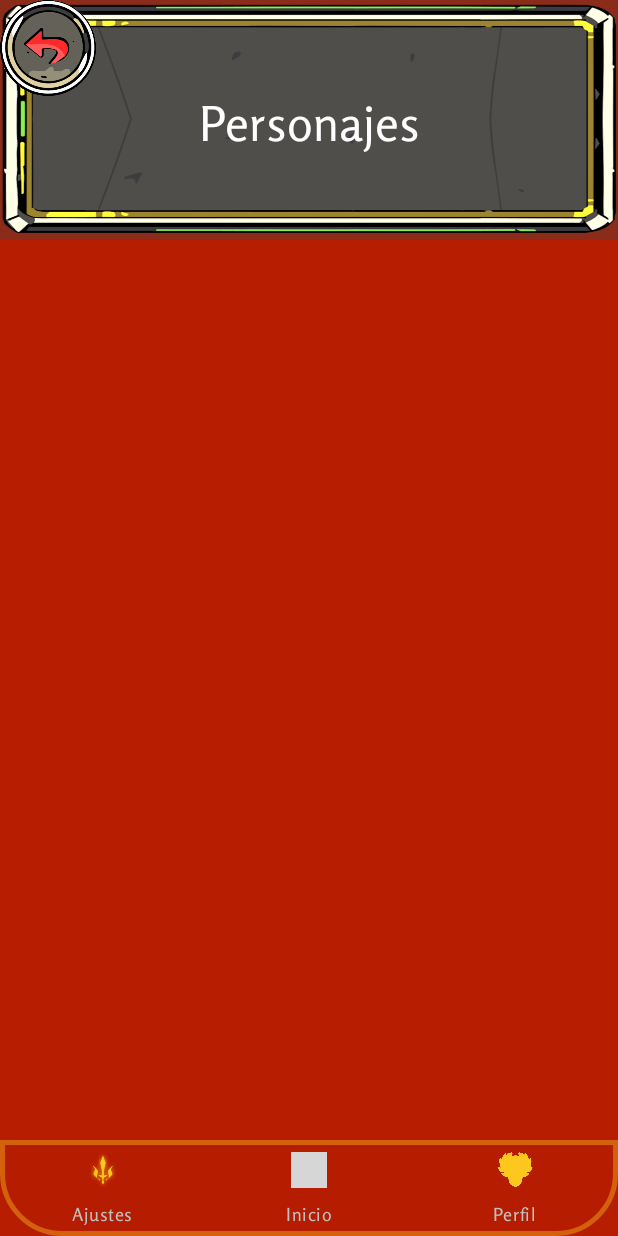
After one commit to Bueurro/HadesApp, an Android app: the PersonajesFragment screen opened through its navigation route, on a phone screen of 412 x 824 dp. The commit adds this screen. Run offline under Robolectric (Android 15) with nearby library versions, the phone set to English and light mode, and no system bars; our stand-ins replace Firebase (no records; nobody signed in at launch, a user with empty details on screens opened directly), navigation-ui; grey boxes are pictures that could not be loaded.

Commit message:
HadesApp-0.7 Viajes de fragments hechos y estables. Menú arreglado

```diff
--- a/app/build.gradle.kts
+++ b/app/build.gradle.kts
@@ -44,11 +44,16 @@ android {
 }
 
 dependencies {
+    val nav_version = "2.7.4"
 
     implementation("androidx.core:core-ktx:1.12.0")
     implementation("androidx.appcompat:appcompat:1.6.1")
     implementation("com.google.android.material:material:1.10.0")
     implementation("androidx.constraintlayout:constraintlayout:2.1.4")
+
+    // Navegation Component
+    implementation("androidx.navigation:navigation-fragment-ktx:$nav_version")
+    implementation("androidx.navigation:navigation-ui-ktx:$nav_version")
 
     // Firebase
     implementation(platform("com.google.firebase:firebase-bom:32.4.0"))
--- a/app/src/main/java/com/example/hadesapp/views/PersonajesActivity.kt
+++ b/app/src/main/java/com/example/hadesapp/views/PersonajesActivity.kt
@@ -29,7 +29,6 @@ class PersonajesActivity : AppCompatActivity(), OnClickListener {
         setContentView(binding.root)
 
         // INICIALIZAR
-
         personajeAdapter = PersonajeAdapter(emptyList(), this)
         linearLayoutManager = LinearLayoutManager(this)
 
--- /dev/null
+++ b/app/src/main/java/com/example/hadesapp/views/fragments/PersonajesFragment.kt
@@ -0,0 +1,91 @@
+package com.example.hadesapp.views.fragments
+
+import android.os.Bundle
+import androidx.fragment.app.Fragment
+import android.view.LayoutInflater
+import android.view.View
+import android.view.ViewGroup
+import android.widget.Toast
+import androidx.navigation.fragment.findNavController
+import androidx.recyclerview.widget.LinearLayoutManager
+import androidx.recyclerview.widget.RecyclerView
+import com.example.hadesapp.R
+import com.example.hadesapp.controllers.OnClickListener
+import com.example.hadesapp.controllers.PersonajeAdapter
+import com.example.hadesapp.databinding.FragmentPersonajesBinding
+import com.example.hadesapp.models.Personaje
+import com.google.firebase.firestore.ktx.firestore
+import com.google.firebase.ktx.Firebase
+import java.util.concurrent.LinkedBlockingQueue
+
+
+class PersonajesFragment : Fragment(), OnClickListener {
+
+    private lateinit var binding: FragmentPersonajesBinding
+    private var mContext = this.context
+    private lateinit var personajeAdapter: PersonajeAdapter
+    private lateinit var linearLayoutManager: RecyclerView.LayoutManager
+    private val db = Firebase.firestore
+
+    override fun onClick(personaje: Personaje, position: Int) {
+        Toast.makeText(this.context, "${personaje.id}: ${personaje.toString()}", Toast.LENGTH_SHORT).show()
+    }
+    override fun onCreateView(inflater: LayoutInflater, container: ViewGroup?,savedInstanceState: Bundle?): View? {
+         binding = FragmentPersonajesBinding.inflate(inflater, container, false)
+
+        // INICIALIZAR
+        personajeAdapter = PersonajeAdapter(emptyList(), this)
+        linearLayoutManager = LinearLayoutManager(mContext)
+
+        // RECYCLEVIEW
+        binding.rvPersonajes.apply {
+            layoutManager = linearLayoutManager
+            adapter = personajeAdapter
+        }
+
+        binding.imgBtnVolver.setOnClickListener{
+            findNavController().navigate(R.id.action_personajesFragment_to_mainFragment)
+        }
+
+        // Llama a la función para obtener los personajes
+        getPersonaje { personajes ->
+            // Actualiza el adaptador con los personajes obtenidos
+            personajeAdapter.updateData(personajes)
+        }
+
+        return binding.root
+    }
+
+    private fun getPersonaje(callback: (List<Personaje>) -> Unit) {
+        val progressBar = binding.progressBar
+        progressBar.visibility = View.VISIBLE
+        val db = Firebase.firestore
+        val listaPersonajes = mutableListOf<Personaje>()
+        val queue = LinkedBlockingQueue<MutableList<Personaje>>()
+        Thread {
+            db.collection("Personajes").get().addOnCompleteListener { task ->
+                if (task.isSuccessful) {
+                    progressBar.visibility = View.GONE
+                    for (document in task.result!!) {
+                        val id = document.id
+                        val nombre = document.getString("Nombre") ?: ""
+                        val categoria = document.getString("Categoria") ?: ""
+                        val titulo = document.getString("Titulo") ?: ""
+                        val regaloBendicion = document.getString("RegaloBendicion") ?: ""
+                        val foto = document.getString("Foto") ?: ""
+                        val descripcion = document.getString("Descripcion") ?: ""
+
+                        val personaje = Personaje(id, nombre, categoria, titulo, regaloBendicion, foto, descripcion)
+                        listaPersonajes.add(personaje)
+                    }
+                    queue.add(listaPersonajes)
+                    callback(queue.take())
+                } else {
+                    // Manejar el error de la consulta a Firestore aquí
+                    callback(emptyList())
+                }
+            }
+        }.start()
+    }
+
+}
--- a/app/src/main/res/layout/activity_main.xml
+++ b/app/src/main/res/layout/activity_main.xml
@@ -5,31 +5,24 @@
     xmlns:tools="http://schemas.android.com/tools"
     android:layout_width="match_parent"
     android:layout_height="match_parent"
-    tools:context=".views.MainActivity">
+    tools:context=".views.MainActivity"
+    android:background="@color/rojo_hades">
 
-    <FrameLayout
-        android:layout_width="match_parent"
-        android:layout_height="match_parent"
-        android:id="@+id/frame_container">
-
-        <ImageView
-            android:id="@+id/imagen1"
-            android:layout_width="match_parent"
-            android:layout_height="match_parent"
-            android:scaleType="centerCrop"
-            android:src="@drawable/habitacionzagreo" />
-
-                <LinearLayout
-                    android:layout_width="match_parent"
-                    android:layout_height="match_parent"
-                    android:background="#63000000"
-                    android:gravity="center"
-                    android:orientation="vertical">
+    <androidx.fragment.app.FragmentContainerView
+        android:id="@+id/hostFragmentManager"
+        android:name="androidx.navigation.fragment.NavHostFragment"
+        android:layout_width="0dp"
+        android:layout_height="0dp"
+        app:layout_constraintStart_toStartOf="parent"
+        app:layout_constraintEnd_toEndOf="parent"
+        app:layout_constraintBottom_toBottomOf="parent"
+        app:layout_constraintTop_toTopOf="parent"
+        app:defaultNavHost="true"
+        app:navGraph="@navigation/main_graph">
 
 
-                </LinearLayout>
 
-    </FrameLayout>
+    </androidx.fragment.app.FragmentContainerView>
 
     <com.google.android.material.bottomnavigation.BottomNavigationView
         android:id="@+id/top_menu"
--- /dev/null
+++ b/app/src/main/res/layout/fragment_personajes.xml
@@ -0,0 +1,74 @@
+<?xml version="1.0" encoding="utf-8"?>
+<androidx.constraintlayout.widget.ConstraintLayout xmlns:android="http://schemas.android.com/apk/res/android"
+    xmlns:tools="http://schemas.android.com/tools"
+    android:layout_width="match_parent"
+    android:layout_height="wrap_content"
+    xmlns:app="http://schemas.android.com/apk/res-auto"
+    tools:context=".views.fragments.PersonajesFragment"
+    android:background="@color/rojo_hades">
+
+    <LinearLayout
+        android:layout_width="match_parent"
+        android:layout_height="wrap_content"
+        android:gravity="center"
+        android:orientation="vertical"
+        android:background="#61434343"
+        app:layout_constraintEnd_toEndOf="parent"
+        app:layout_constraintStart_toStartOf="parent"
+        app:layout_constraintTop_toTopOf="parent"
+        >
+
+        <androidx.constraintlayout.widget.ConstraintLayout
+            android:layout_width="match_parent"
+            android:layout_height="1in"
+            android:gravity="center"
+            android:orientation="vertical"
+            android:background="@drawable/img_marco1080">
+
+
+            <ImageButton
+                android:id="@+id/imgBtnVolver"
+                android:layout_width="@dimen/common_back_max"
+                android:layout_height="@dimen/common_back_max"
+                android:background="@android:color/transparent"
+                android:scaleType="centerCrop"
+                android:src="@drawable/img_volver_ic"
+                app:layout_constraintStart_toStartOf="parent"
+                app:layout_constraintTop_toTopOf="parent" />
+
+            <TextView
+                android:id="@+id/txtTest"
+                android:layout_width="wrap_content"
+                android:layout_height="wrap_content"
+                android:fontFamily="@font/rosario"
+                android:text="Personajes"
+                android:textColor="@color/white"
+                android:textSize="32sp"
+                app:layout_constraintBottom_toBottomOf="parent"
+                app:layout_constraintEnd_toEndOf="parent"
+                app:layout_constraintStart_toStartOf="parent"
+                app:layout_constraintTop_toTopOf="parent" />
+
+        </androidx.constraintlayout.widget.ConstraintLayout>
+
+        <ProgressBar
+            android:id="@+id/progressBar"
+            android:layout_width="wrap_content"
+            android:layout_height="wrap_content"
+            android:layout_centerInParent="true"
+            android:visibility="gone" />
+
+        <androidx.recyclerview.widget.RecyclerView
+            android:id="@+id/rvPersonajes"
+            android:layout_width="match_parent"
+            android:layout_height="wrap_content"
+            tools:listitem="@layout/item_personajes"
+
+            >
+
+
+        </androidx.recyclerview.widget.RecyclerView>
+
+    </LinearLayout>
+
+</androidx.constraintlayout.widget.ConstraintLayout>
--- a/app/src/main/res/menu/top_menu.xml
+++ b/app/src/main/res/menu/top_menu.xml
@@ -2,15 +2,15 @@
 <menu xmlns:android="http://schemas.android.com/apk/res/android">
 
     <item
-        android:id="@+id/topAjustes"
+        android:id="@+id/settingsFragment"
         android:title="@string/Ajustes"
         android:icon="@drawable/img_ares_boond"/>
     <item
-        android:id="@+id/topHome"
+        android:id="@+id/mainFragment"
         android:title="@string/Inicio"
         android:icon="@drawable/img_personajes_logo2"/>
     <item
-        android:id="@+id/topPerfil"
+        android:id="@+id/perfilFragment"
         android:title="@string/Perfil"
         android:icon="@drawable/img_logo"
         android:checked="true"/>
--- /dev/null
+++ b/app/src/main/res/navigation/main_graph.xml
@@ -0,0 +1,77 @@
+<?xml version="1.0" encoding="utf-8"?>
+<navigation xmlns:android="http://schemas.android.com/apk/res/android"
+    xmlns:app="http://schemas.android.com/apk/res-auto"
+    xmlns:tools="http://schemas.android.com/tools"
+    android:id="@+id/main_graph"
+    app:startDestination="@id/mainFragment">
+    <fragment
+        android:id="@+id/mainFragment"
+        android:name="com.example.hadesapp.views.fragments.MainFragment"
+        android:label="fragment_main"
+        tools:layout="@layout/fragment_main" >
+        <action
+            android:id="@+id/action_mainFragment_to_armasFragment2"
+            app:destination="@id/armasFragment" />
+        <action
+            android:id="@+id/action_mainFragment_to_bendicionesFragment"
+            app:destination="@id/bendicionesFragment" />
+        <action
+            android:id="@+id/action_mainFragment_to_personajesFragment"
+            app:destination="@id/personajesFragment"
+            app:enterAnim="@anim/nav_default_enter_anim"
+            app:exitAnim="@anim/nav_default_exit_anim"
+            app:popUpTo="@id/mainFragment"
+            app:popEnterAnim="@anim/nav_default_pop_enter_anim"
+            app:popExitAnim="@anim/nav_default_pop_exit_anim" />
+        <action
+            android:id="@+id/action_mainFragment_to_perfilFragment"
+            app:destination="@id/perfilFragment" />
+        <action
+            android:id="@+id/action_mainFragment_to_settingsFragment"
+            app:destination="@id/settingsFragment" />
+    </fragment>
+    <fragment
+        android:id="@+id/armasFragment"
+        android:name="com.example.hadesapp.views.fragments.ArmasFragment"
+        android:label="fragment_armas"
+        tools:layout="@layout/fragment_armas" >
+        <action
+            android:id="@+id/action_armasFragment2_to_mainFragment"
+            app:destination="@id/mainFragment" />
+    </fragment>
+    <fragment
+        android:id="@+id/bendicionesFragment"
+        android:name="com.example.hadesapp.views.fragments.BendicionesFragment"
+        android:label="fragment_bendiciones"
+        tools:layout="@layout/fragment_bendiciones" >
+        <action
+            android:id="@+id/action_bendicionesFragment_to_mainFragment"
+            app:destination="@id/mainFragment" />
+    </fragment>
+    <fragment
+        android:id="@+id/personajesFragment"
+        android:name="com.example.hadesapp.views.fragments.PersonajesFragment"
+        android:label="fragment_personajes"
+        tools:layout="@layout/fragment_personajes" >
+        <action
+            android:id="@+id/action_personajesFragment_to_mainFragment"
+            app:destination="@id/mainFragment" />
+    </fragment>
+    <fragment
+        android:id="@+id/perfilFragment"
+        android:name="com.example.hadesapp.views.fragments.PerfilFragment"
+        android:label="fragment_perfil"
+        tools:layout="@layout/fragment_perfil" >
+        <action
+            android:id="@+id/action_perfilFragment_to_mainFragment"
+            app:destination="@id/mainFragment" />
+    </fragment>
+    <fragment
+        android:id="@+id/settingsFragment"
+        android:name="com.example.hadesapp.views.fragments.SettingsFragment"
+        android:label="SettingsFragment" >
+        <action
+            android:id="@+id/action_settingsFragment_to_mainFragment"
+            app:destination="@id/mainFragment" />
+    </fragment>
+</navigation>
```
Also changed, not shown: app/src/main/java/com/example/hadesapp/views/MainActivity.kt (+8 -32 lines), app/src/main/java/com/example/hadesapp/views/fragments/ArmasFragment.kt (added, +20 -0 lines), app/src/main/java/com/example/hadesapp/views/fragments/BendicionesFragment.kt (added, +20 -0 lines), app/src/main/java/com/example/hadesapp/views/fragments/MainFragment.kt (+6 -11 lines), app/src/main/res/layout/fragment_armas.xml (added, +15 -0 lines), app/src/main/res/layout/fragment_bendiciones.xml (added, +15 -0 lines).
